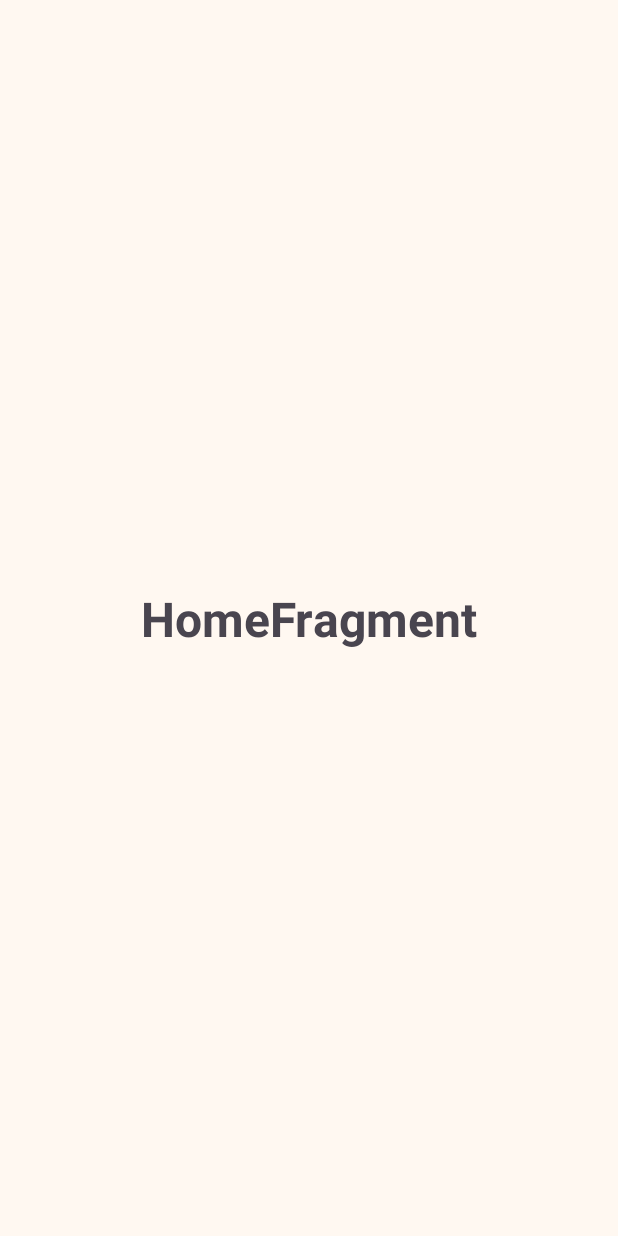
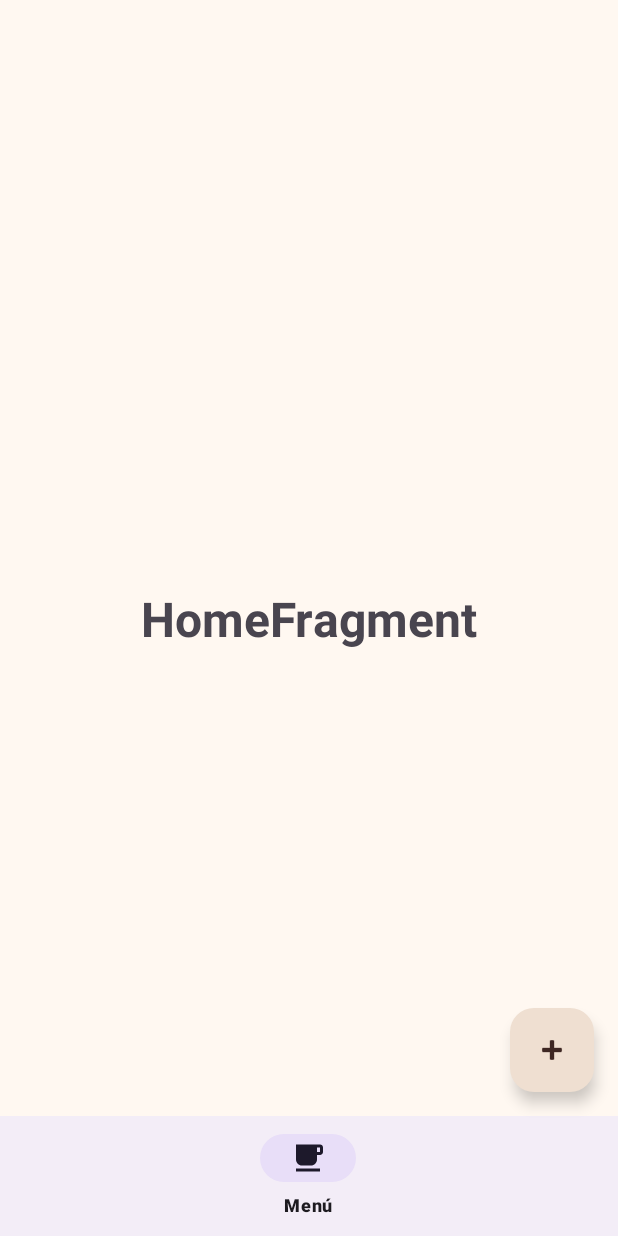
Before and after one commit to eriksanchez23/Actividad_Moviles_T2, an Android app: the ListFragment screen opened through its navigation route, on a phone screen of 412 x 824 dp. Run offline under Robolectric (Android 15) with nearby library versions, the phone set to English and light mode, and no system bars.

Commit message:
Inserccion del boton y del floating

```diff
--- a/app/src/main/java/com/dam/cafepunto/fragments/HomeFragment.kt
+++ b/app/src/main/java/com/dam/cafepunto/fragments/ListFragment.kt
@@ -8,7 +8,7 @@ import androidx.fragment.app.Fragment
 import com.dam.cafepunto.databinding.FragmentHomeBinding
 
 // Pantalla a la que se llega tras iniciar sesión correctamente
-class HomeFragment : Fragment() {
+class ListFragment : Fragment() {
 
     private var _binding: FragmentHomeBinding? = null
     private val binding get() = _binding!!
--- a/app/src/main/res/layout/activity_main.xml
+++ b/app/src/main/res/layout/activity_main.xml
@@ -1,4 +1,15 @@
 <?xml version="1.0" encoding="utf-8"?>
+
+
+<androidx.drawerlayout.widget.DrawerLayout
+
+    xmlns:android="http://schemas.android.com/apk/res/android"
+    xmlns:app="http://schemas.android.com/apk/res-auto"
+    xmlns:tools="http://schemas.android.com/tools"
+    android:id="@+id/drawerLayout"
+    android:layout_width="match_parent"
+    android:layout_height="match_parent">
+
     <androidx.constraintlayout.widget.ConstraintLayout xmlns:android="http://schemas.android.com/apk/res/android"
         xmlns:app="http://schemas.android.com/apk/res-auto"
         xmlns:tools="http://schemas.android.com/tools"
@@ -19,4 +30,30 @@
             app:layout_constraintStart_toStartOf="parent"
             app:layout_constraintTop_toTopOf="parent" />
 
+        <com.google.android.material.bottomnavigation.BottomNavigationView
+            android:id="@+id/bottom_navigation"
+            android:layout_width="match_parent"
+            android:layout_height="wrap_content"
+            android:layout_gravity="bottom"
+            app:menu="@menu/bnm"
+            app:layout_constraintBottom_toBottomOf="parent"
+            android:layout_marginBottom="0dp"
+            app:layout_constraintStart_toStartOf="parent"
+            app:layout_constraintEnd_toEndOf="parent"
+            app:layout_constraintHorizontal_bias="0.0"/>
+
+        <com.google.android.material.floatingactionbutton.FloatingActionButton
+            android:layout_width="wrap_content"
+            android:layout_height="wrap_content"
+            android:clickable="true"
+            app:srcCompat="@android:drawable/ic_input_add"
+            android:id="@+id/floatingActionButton"
+            app:layout_constraintEnd_toEndOf="parent"
+            app:layout_constraintBottom_toTopOf="@+id/bottom_navigation"
+            android:layout_marginEnd="16dp"
+            android:layout_marginBottom="16dp"/>
+
+
     </androidx.constraintlayout.widget.ConstraintLayout>
+
+</androidx.drawerlayout.widget.DrawerLayout>
--- a/app/src/main/res/layout/fragment_home.xml
+++ b/app/src/main/res/layout/fragment_home.xml
@@ -4,7 +4,7 @@
     xmlns:tools="http://schemas.android.com/tools"
     android:layout_width="match_parent"
     android:layout_height="match_parent"
-    tools:context=".fragments.HomeFragment">
+    tools:context=".fragments.ListFragment">
 
     <TextView
         android:id="@+id/home_texto"
--- /dev/null
+++ b/app/src/main/res/menu/bnm.xml
@@ -0,0 +1,9 @@
+<?xml version="1.0" encoding="utf-8"?>
+<menu xmlns:android="http://schemas.android.com/apk/res/android">
+
+    <item
+        android:id="@+id/bnm_home"
+        android:icon="@drawable/icono_cafe"
+        android:title="Menú" />
+
+</menu>
--- a/app/src/main/res/navigation/nav_graph.xml
+++ b/app/src/main/res/navigation/nav_graph.xml
@@ -62,7 +62,7 @@
 
     <fragment
         android:id="@+id/homeFragment"
-        android:name="com.dam.cafepunto.fragments.HomeFragment"
+        android:name="com.dam.cafepunto.fragments.ListFragment"
         tools:layout="@layout/fragment_home" />
 
 </navigation>
```
Lines whose indentation alone changed are shown as unchanged.
